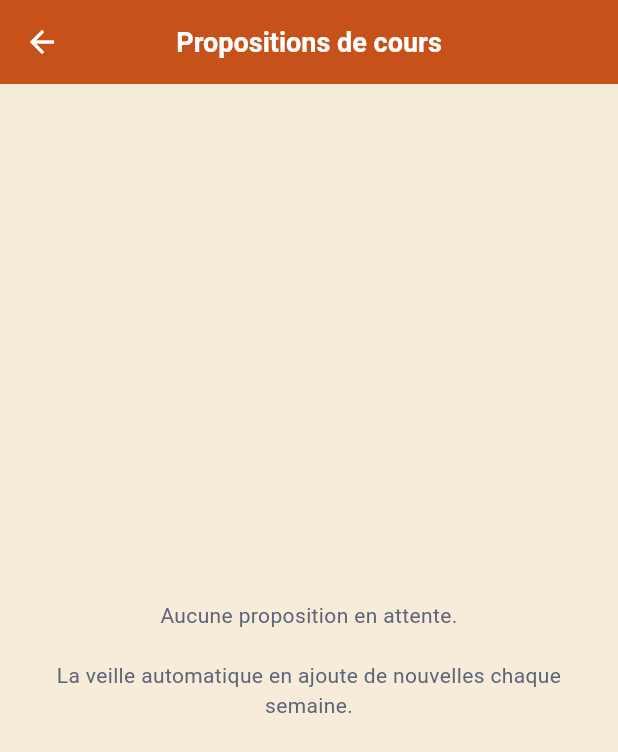
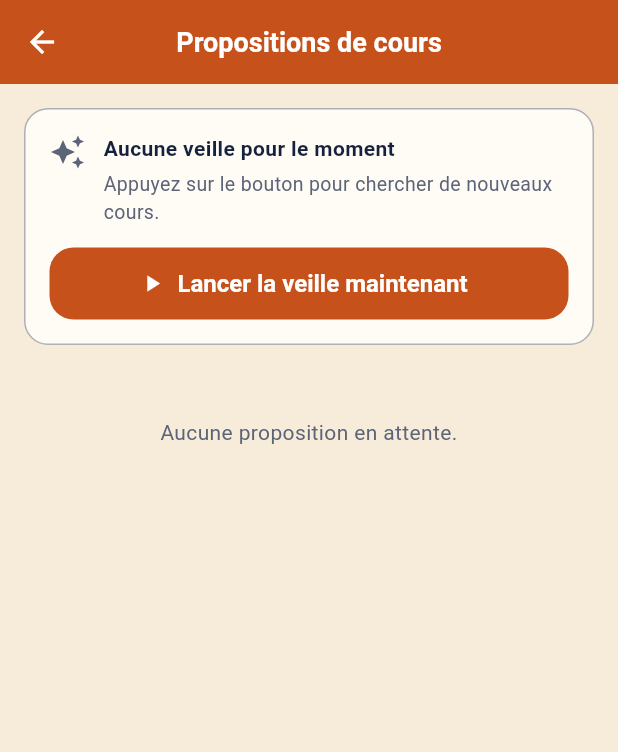
Before and after one commit to taoficadebissi-eng/Gestion-formation-CL, a Flutter app: the ListePropositionsScreen screen opened by its route, on a phone screen of 412 x 824 dp. Shown: the top 752 px of the screen. Run offline on Flutter 3.47's test engine with Material 3 defaults, Android fonts, the phone set to English and light mode, and no system bars; our stand-ins replace cloud_firestore, connectivity_plus, firebase_auth, firebase_core, flutter_riverpod, go_router and 2 more; accounts and stored records are empty.

Commit message:
Veille: bouton Lancer dans l'application, carte d'etat en direct, file de demandes lue par GitHub Actions
- veille/: demandes.mjs (file d'attente, etat), mode --demandes, depot etendu
- Workflow veille-demandes (toutes les 10 min), regles veille_demandes/veille_etat (+3 tests)
- Ecran Propositions: carte d'etat + bouton avec confirmation

Co-Authored-By: Claude Sonnet 5.5 <noreply@anthropic.com>

```diff
--- a/lib/features/cours_admin/providers/cours_admin_provider.dart
+++ b/lib/features/cours_admin/providers/cours_admin_provider.dart
@@ -1,6 +1,7 @@
 import 'package:flutter_riverpod/flutter_riverpod.dart';
 import '../models/cours_gratuit_model.dart';
 import '../models/proposition_model.dart';
+import '../models/veille_model.dart';
 import '../services/cours_admin_service.dart';
 
 final coursAdminServiceProvider = Provider<CoursAdminService>(
@@ -18,3 +19,11 @@ final visiteursProvider = StreamProvider<int>(
 final propositionsProvider = StreamProvider<List<PropositionCours>>(
   (ref) => ref.watch(coursAdminServiceProvider).ecouterPropositions(),
 );
+
+final etatVeilleProvider = StreamProvider<EtatVeille?>(
+  (ref) => ref.watch(coursAdminServiceProvider).ecouterEtatVeille(),
+);
+
+final derniereDemandeProvider = StreamProvider<DemandeVeille?>(
+  (ref) => ref.watch(coursAdminServiceProvider).ecouterDerniereDemande(),
+);
--- a/lib/features/cours_admin/screens/liste_propositions_screen.dart
+++ b/lib/features/cours_admin/screens/liste_propositions_screen.dart
@@ -4,6 +4,7 @@ import 'package:go_router/go_router.dart';
 import '../../../core/constants/app_colors.dart';
 import '../models/proposition_model.dart';
 import '../providers/cours_admin_provider.dart';
+import '../widgets/carte_etat_veille.dart';
 
 /// Cours trouvés par la veille automatique, à valider un par un.
 class ListePropositionsScreen extends ConsumerWidget {
@@ -25,34 +26,30 @@ class ListePropositionsScreen extends ConsumerWidget {
         loading: () => const Center(child: CircularProgressIndicator()),
         error: (e, _) => Center(child: Text('Erreur : $e')),
         data: (liste) {
-          if (liste.isEmpty) {
-            return const Center(
-              child: Padding(
-                padding: EdgeInsets.all(32),
-                child: Text(
-                  'Aucune proposition en attente.\n\n'
-                  'La veille automatique en ajoute de nouvelles chaque semaine.',
-                  textAlign: TextAlign.center,
-                  style: TextStyle(color: AppColors.textSecondary),
-                ),
-              ),
-            );
-          }
-          return ListView.builder(
+          return ListView(
             padding: const EdgeInsets.all(16),
-            itemCount: liste.length + 1,
-            itemBuilder: (context, index) {
-              if (index == 0) {
-                return Padding(
+            children: [
+              const CarteEtatVeille(),
+              if (liste.isEmpty)
+                const Padding(
+                  padding: EdgeInsets.symmetric(vertical: 32, horizontal: 16),
+                  child: Text(
+                    'Aucune proposition en attente.',
+                    textAlign: TextAlign.center,
+                    style: TextStyle(color: AppColors.textSecondary),
+                  ),
+                )
+              else ...[
+                Padding(
                   padding: const EdgeInsets.only(bottom: 12, left: 4),
                   child: Text(
                     '${liste.length} proposition${liste.length > 1 ? "s" : ""} a valider',
                     style: const TextStyle(color: AppColors.textSecondary),
                   ),
-                );
-              }
-              return _CarteProposition(proposition: liste[index - 1]);
-            },
+                ),
+                ...liste.map((p) => _CarteProposition(proposition: p)),
+              ],
+            ],
           );
         },
       ),
--- /dev/null
+++ b/lib/features/cours_admin/widgets/carte_etat_veille.dart
@@ -0,0 +1,190 @@
+import 'package:flutter/material.dart';
+import 'package:flutter_riverpod/flutter_riverpod.dart';
+import '../../../core/constants/app_colors.dart';
+import '../../../widgets/blurred_toast.dart';
+import '../providers/cours_admin_provider.dart';
+
+/// Où en est la veille automatique, et bouton pour la lancer.
+class CarteEtatVeille extends ConsumerWidget {
+  const CarteEtatVeille({super.key});
+
+  static String _dateHeure(DateTime d) {
+    String deux(int n) => n.toString().padLeft(2, '0');
+    return '${deux(d.day)}/${deux(d.month)} a ${deux(d.hour)}h${deux(d.minute)}';
+  }
+
+  Future<void> _lancer(BuildContext context, WidgetRef ref) async {
+    final confirme = await showDialog<bool>(
+      context: context,
+      builder: (ctx) => AlertDialog(
+        title: const Text('Lancer la veille ?'),
+        content: const Text(
+          'L\'IA va chercher de nouveaux cours sur les sites configures et '
+          'deposer des propositions a valider. Rien n\'est publie sans votre '
+          'accord.\n\n'
+          'Le demarrage peut prendre jusqu\'a 10-15 minutes, puis quelques '
+          'minutes de travail. L\'etat s\'affiche ici en direct.',
+        ),
+        actions: [
+          TextButton(
+            onPressed: () => Navigator.pop(ctx, false),
+            child: const Text('Annuler'),
+          ),
+          FilledButton(
+            onPressed: () => Navigator.pop(ctx, true),
+            child: const Text('Lancer'),
+          ),
+        ],
+      ),
+    );
+    if (confirme != true) return;
+    try {
+      await ref.read(coursAdminServiceProvider).lancerVeille();
+      if (context.mounted) {
+        BlurredToast.show(
+          context,
+          'Demande envoyee',
+          icon: Icons.check_circle_outline,
+        );
+      }
+    } catch (e) {
+      if (context.mounted) {
+        BlurredToast.show(
+          context,
+          e.toString().contains('deja en cours')
+              ? 'Une veille est deja en cours'
+              : 'Erreur : $e',
+          icon: Icons.error_outline,
+        );
+      }
+    }
+  }
+
+  @override
+  Widget build(BuildContext context, WidgetRef ref) {
+    final etat = ref.watch(etatVeilleProvider).value;
+    final demande = ref.watch(derniereDemandeProvider).value;
+
+    final demandeActive = demande != null && demande.active;
+    final enAttente = demande?.statut == 'en_attente';
+    final enCours = (demande?.statut == 'en_cours') || (etat?.enCours ?? false);
+    final occupe = demandeActive || (etat?.enCours ?? false);
+
+    IconData icone;
+    Color couleur;
+    String titre;
+    String detail = '';
+
+    if (enAttente && !(etat?.enCours ?? false)) {
+      icone = Icons.hourglass_top;
+      couleur = AppColors.info;
+      titre = 'Demande envoyee, en attente de demarrage';
+      final depuis = demande?.dateDemande;
+      detail = depuis == null
+          ? 'Cela peut prendre jusqu\'a 10-15 minutes.'
+          : 'Envoyee le ${_dateHeure(depuis)}. Cela peut prendre jusqu\'a 10-15 minutes.';
+      if (depuis != null &&
+          DateTime.now().difference(depuis) > const Duration(minutes: 40)) {
+        detail =
+            'Le demarrage tarde (envoyee le ${_dateHeure(depuis)}). '
+            'Verifiez l\'onglet Actions du depot GitHub.';
+      }
+    } else if (enCours) {
+      icone = Icons.autorenew;
+      couleur = AppColors.info;
+      titre = 'Veille en cours...';
+      final debut = etat?.debut;
+      detail = debut == null
+          ? 'Les propositions arrivent au fur et a mesure.'
+          : 'Demarree le ${_dateHeure(debut)}. Les propositions arrivent au fur et a mesure.';
+    } else if (etat != null && etat.enErreur) {
+      icone = Icons.error_outline;
+      couleur = AppColors.error;
+      titre = 'La derniere veille a echoue';
+      detail = etat.message;
+    } else if (etat != null) {
+      icone = Icons.check_circle_outline;
+      couleur = AppColors.success;
+      final fin = etat.fin ?? etat.debut;
+      titre = fin == null
+          ? 'Derniere veille terminee'
+          : 'Derniere veille : ${_dateHeure(fin)}';
+      detail = etat.message;
+    } else {
+      icone = Icons.auto_awesome;
+      couleur = AppColors.textSecondary;
+      titre = 'Aucune veille pour le moment';
+      detail = 'Appuyez sur le bouton pour chercher de nouveaux cours.';
+    }
+
+    return Container(
+      margin: const EdgeInsets.only(bottom: 16),
+      padding: const EdgeInsets.all(16),
+      decoration: BoxDecoration(
+        color: AppColors.surface,
+        borderRadius: BorderRadius.circular(16),
+        border: Border.all(color: couleur.withValues(alpha: 0.5)),
+      ),
+      child: Column(
+        crossAxisAlignment: CrossAxisAlignment.start,
+        children: [
+          Row(
+            crossAxisAlignment: CrossAxisAlignment.start,
+            children: [
+              if (enCours || (enAttente && !(etat?.enCours ?? false)))
+                SizedBox(
+                  width: 24,
+                  height: 24,
+                  child: Padding(
+                    padding: const EdgeInsets.all(2),
+                    child: CircularProgressIndicator(
+                      strokeWidth: 2.5,
+                      color: couleur,
+                    ),
+                  ),
+                )
+              else
+                Icon(icone, color: couleur),
+              const SizedBox(width: 12),
+              Expanded(
+                child: Column(
+                  crossAxisAlignment: CrossAxisAlignment.start,
+                  children: [
+                    Text(
+                      titre,
+                      style: const TextStyle(
+                        fontWeight: FontWeight.w700,
+                        color: AppColors.textPrimary,
+                      ),
+                    ),
+                    if (detail.isNotEmpty) ...[
+                      const SizedBox(height: 4),
+                      Text(
+                        detail,
+                        style: const TextStyle(
+                          fontSize: 13,
+                          color: AppColors.textSecondary,
+                        ),
+                      ),
+                    ],
+                  ],
+                ),
+              ),
+            ],
+          ),
+          const SizedBox(height: 14),
+          SizedBox(
+            width: double.infinity,
+            child: ElevatedButton.icon(
+              onPressed: occupe ? null : () => _lancer(context, ref),
+              icon: const Icon(Icons.play_arrow),
+              label: Text(
+                occupe ? 'Veille en cours...' : 'Lancer la veille maintenant',
+              ),
+            ),
+          ),
+        ],
+      ),
+    );
+  }
+}
```
Also changed, not shown: lib/features/cours_admin/models/veille_model.dart (added, +59 -0 lines), lib/features/cours_admin/services/cours_admin_service.dart (+42 -0 lines), 8 other files.
